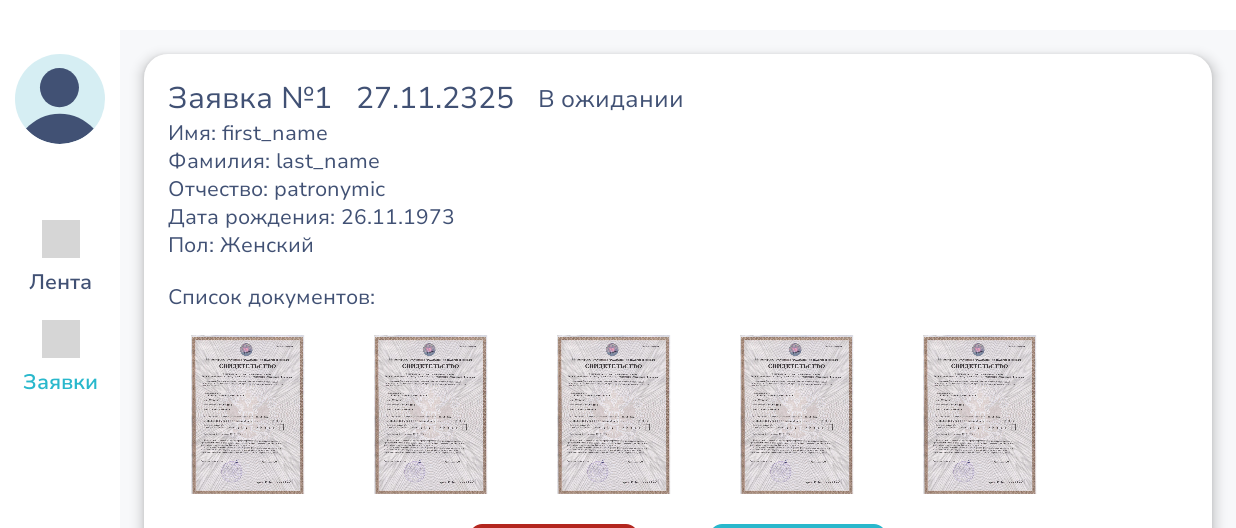
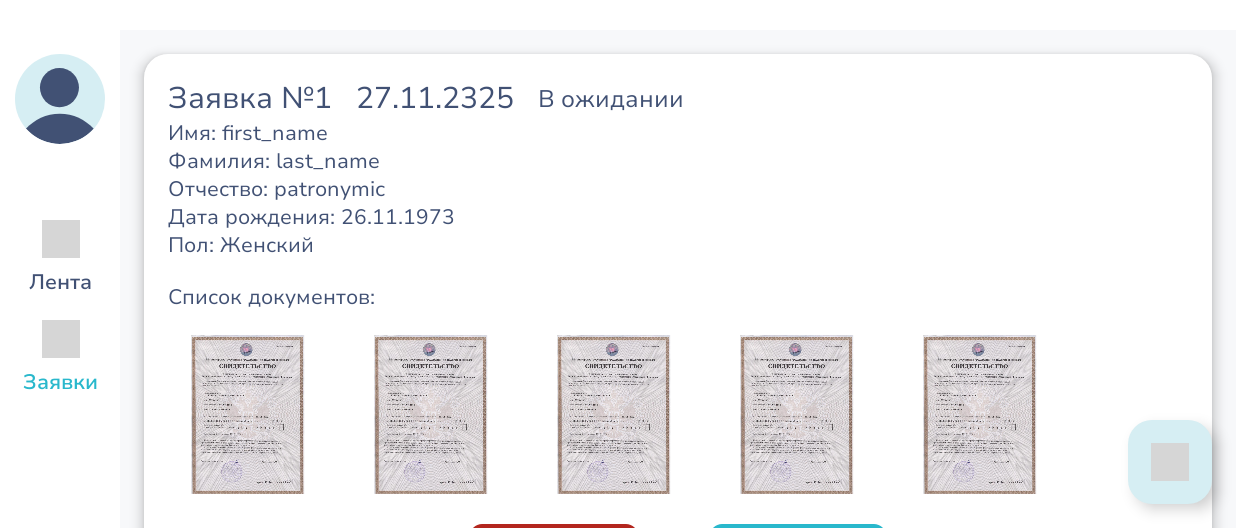
Before and after one commit to st989-ks/hacaton2023, an Android app built with Jetpack Compose: the composable HomeMainScreen shown on its own in the app's theme, after a tap on "Заявки", on a phone screen of 824 x 412 dp (held sideways), the part 90-618 px from its top. Run offline under Robolectric (Android 15) with nearby library versions, the light colour scheme and no system bars; our stand-ins replace Voyager; libraries missing offline, so code that uses them is left out: coil.decode; pictures from the network do not load; 3 statements that could not run were skipped; grey boxes are pictures that could not be loaded.

Commit message:
feat:
Корректировка логики и ui

```diff
--- a/app/src/main/java/ru/aries/hacaton/screens/module_main/HomeMainScreen.kt
+++ b/app/src/main/java/ru/aries/hacaton/screens/module_main/HomeMainScreen.kt
@@ -1,9 +1,6 @@
 package ru.aries.hacaton.screens.module_main
 
 import android.app.Activity
-import androidx.compose.animation.AnimatedVisibility
-import androidx.compose.animation.expandIn
-import androidx.compose.animation.shrinkOut
 import androidx.compose.foundation.background
 import androidx.compose.foundation.layout.Arrangement
 import androidx.compose.foundation.layout.Box
@@ -220,24 +217,19 @@ private fun MainScreen(
                 }
             }
         }
-        AnimatedVisibility(
+
+        FloatingActionButtonApp(
             modifier = Modifier
                 .systemBarsPadding()
                 .align(Alignment.BottomEnd)
                 .padding(DimApp.screenPadding),
-            visible = status == ScreenChoose.FIRST,
-            enter = expandIn(),
-            exit = shrinkOut(),
+            onClick = onClickAddNewOffer
         ) {
-            FloatingActionButtonApp(
-                modifier = Modifier,
-                onClick = onClickAddNewOffer
-            ) {
-                IconApp(
-                    painter = rememberImageRaw(id = R.raw.ic_edit)
-                )
-            }
+            IconApp(
+                painter = rememberImageRaw(id = R.raw.ic_cached)
+            )
         }
+
     }
 }
 
```
